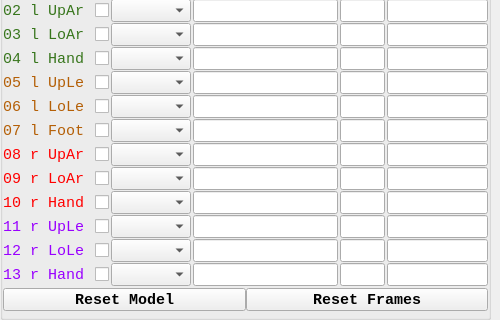
Before: the Qt Designer form ui/window_receiver.ui in wearablesLab14/human_cognition, drawn with Qt 5; both pictures show x 0 to 500 and y 380 to 700 of the 500 by 700 pixel window.
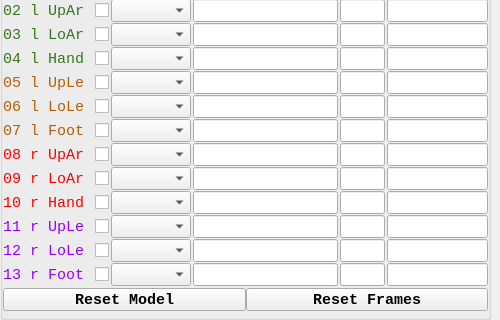
After: the same form once the commit is applied. Icons and pictures are not drawn.

Patch:
```diff
--- a/ui/window_receiver.ui
+++ b/ui/window_receiver.ui
@@ -299,7 +299,7 @@
             <string notr="true">QLabel{color : rgb(153, 0, 255); font: 11pt &quot;Liberation Mono&quot;;}</string>
            </property>
            <property name="text">
-            <string>13 r Hand</string>
+            <string>13 r Foot</string>
            </property>
           </widget>
          </item>
```
